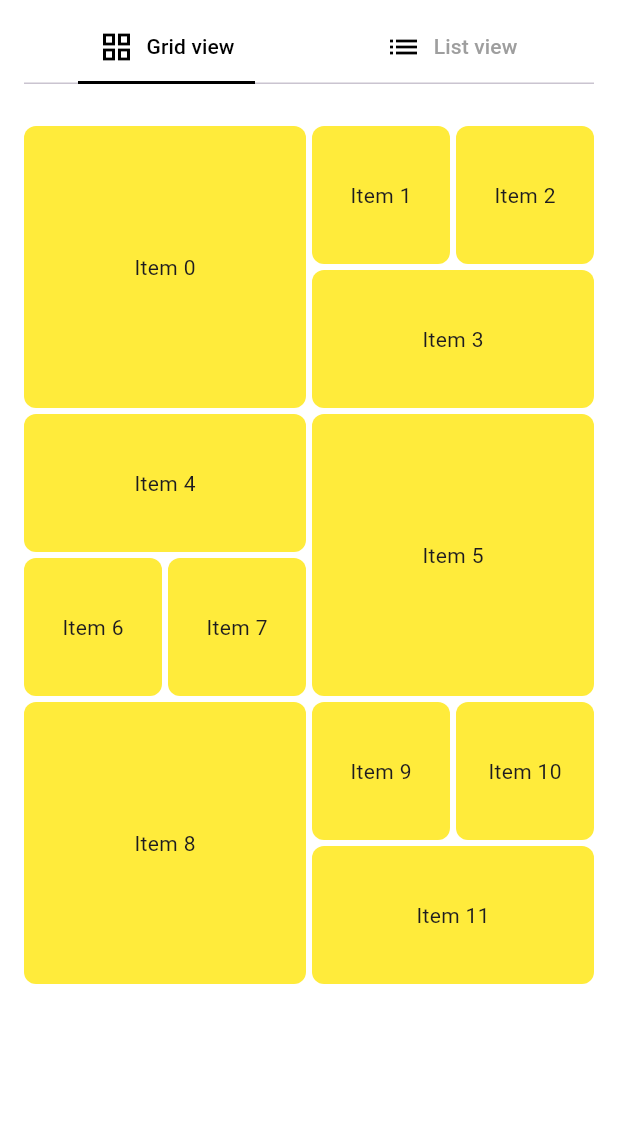
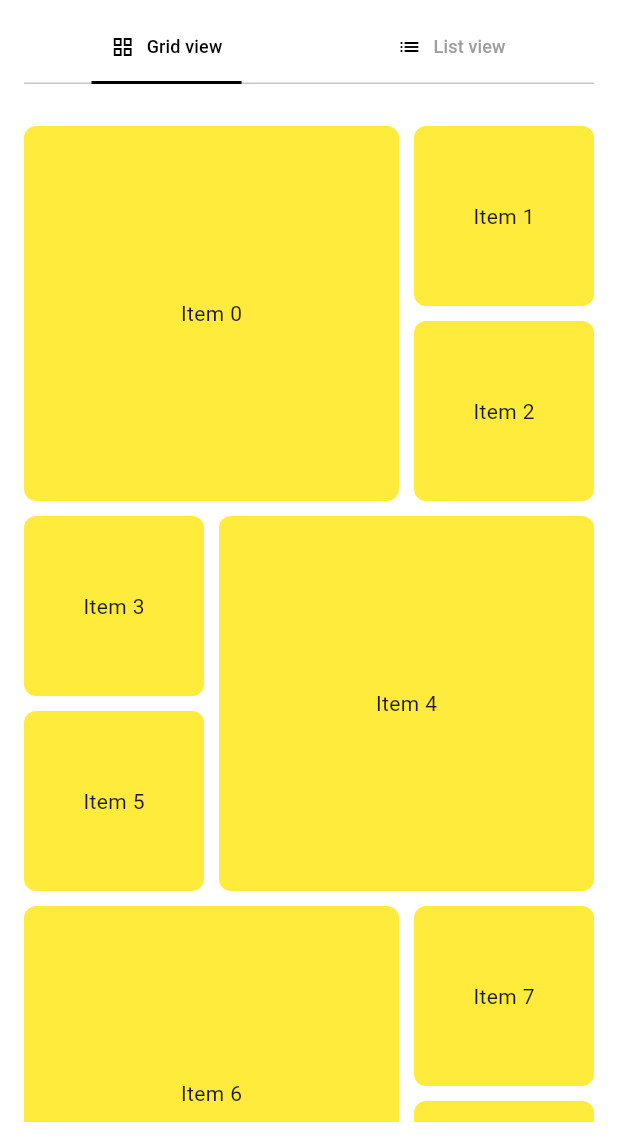
Before and after one commit to mohammadrezaulalam/share-flare, a Flutter app: the screen it shows after launch, scrolled down 117 dp, on a phone screen of 412 x 824 dp, the part 90-1236 px from its top. Run offline on Flutter 3.47's test engine with Material 3 defaults, Android fonts, the phone set to English and light mode, and no system bars; our stand-ins replace get.

Commit message:
profile screen has been created!

```diff
--- a/lib/presentation/ui/widgets/profile/profile_gridview.dart
+++ b/lib/presentation/ui/widgets/profile/profile_gridview.dart
@@ -8,15 +8,14 @@ class ProfileGridView extends StatelessWidget {
   Widget build(BuildContext context) {
     return GridView.custom(
       gridDelegate: SliverQuiltedGridDelegate(
-        crossAxisCount: 4,
-        mainAxisSpacing: 4,
-        crossAxisSpacing: 4,
+        crossAxisCount: 3,
+        mainAxisSpacing: 10,
+        crossAxisSpacing: 10,
         repeatPattern: QuiltedGridRepeatPattern.inverted,
         pattern: const [
           QuiltedGridTile(2, 2),
           QuiltedGridTile(1, 1),
           QuiltedGridTile(1, 1),
-          QuiltedGridTile(1, 2),
         ],
       ),
       childrenDelegate: SliverChildBuilderDelegate(
--- a/lib/presentation/ui/widgets/profile/profile_listview.dart
+++ b/lib/presentation/ui/widgets/profile/profile_listview.dart
@@ -9,8 +9,8 @@ class ProfileListView extends StatelessWidget {
     return GridView.custom(
       gridDelegate: SliverQuiltedGridDelegate(
         crossAxisCount: 1, // Set crossAxisCount to 1 for a single column
-        mainAxisSpacing: 4,
-        crossAxisSpacing: 4,
+        mainAxisSpacing: 10,
+        crossAxisSpacing: 0,
         repeatPattern: QuiltedGridRepeatPattern.inverted,
         pattern: const[
           QuiltedGridTile(1, 1),
--- a/lib/presentation/ui/widgets/profile/profile_tab.dart
+++ b/lib/presentation/ui/widgets/profile/profile_tab.dart
@@ -22,7 +22,7 @@ class ProfileTabBar extends StatelessWidget {
                   indicator: UnderlineTabIndicator(
                     borderSide: BorderSide(width: 2.0, color: Colors.black),
                     insets: EdgeInsets.symmetric(
-                        horizontal: 20.0), // Adjust the width of the indicator
+                        horizontal: 29.0), // Adjust the width of the indicator
                   ),
                   indicatorColor: Colors.black,
                   tabs: [
@@ -34,10 +34,11 @@ class ProfileTabBar extends StatelessWidget {
                           Icon(
                             Icons.grid_view_outlined,
                             color: Colors.black,
+                            size: 16,
                           ),
                           SizedBox(width: 8),
                           // Add some spacing between icon and text
-                          Text("Grid view"),
+                          Text("Grid view", style: TextStyle(fontSize: 12,),),
                         ],
                       ),
                     ),
@@ -48,10 +49,11 @@ class ProfileTabBar extends StatelessWidget {
                           Icon(
                             Icons.list,
                             color: Colors.black,
+                        size: 16,
                           ),
                           SizedBox(width: 8),
                           // Add some spacing between icon and text
-                          Text("List view"),
+                          Text("List view", style: TextStyle(fontSize: 12,)),
                         ],
                       ),
                     ),
```
